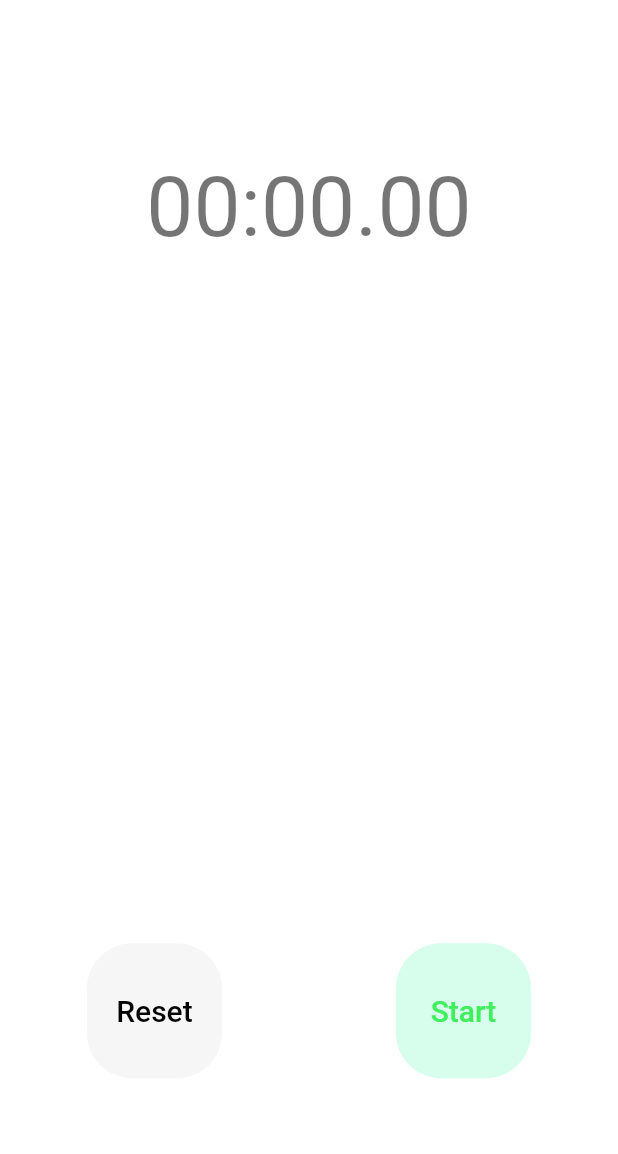
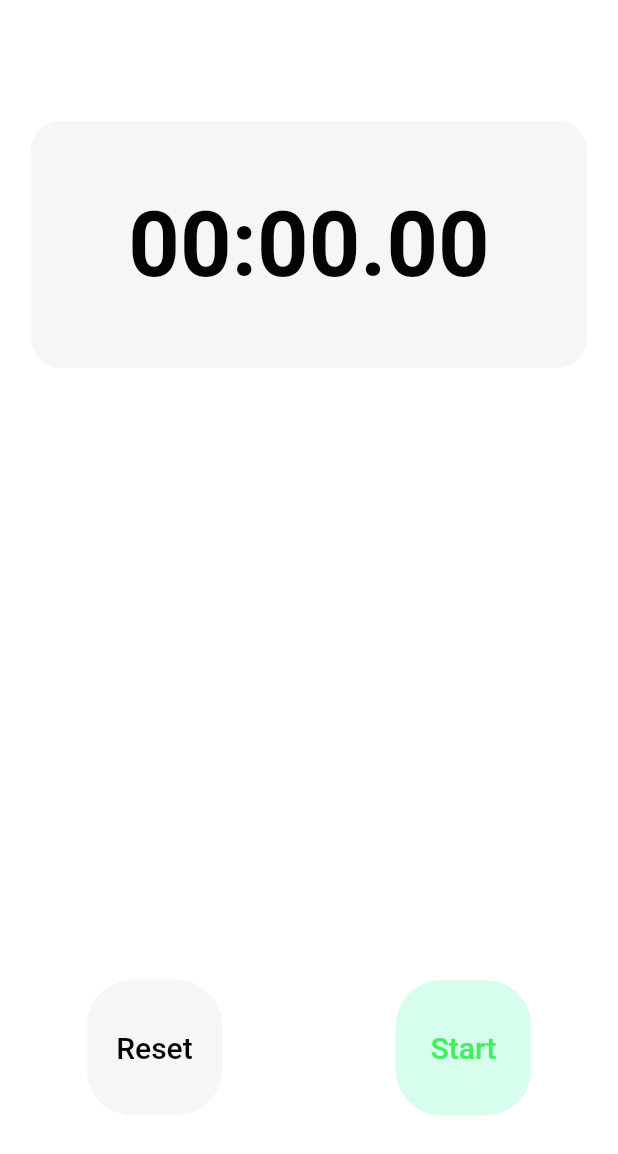
Before and after one commit to vincentmDAS/flutter_stopwatch, a Flutter app: the screen it shows after launch, on a phone screen of 412 x 824 dp. Shown: the top 1154 px of the screen. Run offline on Flutter 3.47's test engine with Material 2 defaults, Android fonts, the phone set to English and light mode, and no system bars; our stand-ins replace flutter_riverpod.

Commit message:
adjust UI

```diff
--- a/lib/home_page.dart
+++ b/lib/home_page.dart
@@ -1,7 +1,6 @@
 import 'package:flutter/material.dart';
 import 'package:flutter_riverpod/flutter_riverpod.dart';
 
-import 'main.dart';
 import 'model/stop_watch_notifier.dart';
 import 'utility/constant.dart';
 import 'widgets/primary_button.dart';
@@ -11,34 +10,80 @@ final stopWatchProvider = ChangeNotifierProvider<StopWatchNotifier>(
   (ref) => StopWatchNotifier(),
 );
 
-class HomePage extends ConsumerWidget {
+class HomePage extends StatelessWidget {
   const HomePage({super.key});
 
   @override
-  Widget build(BuildContext context, WidgetRef ref) {
-    StopWatchNotifier myStopWatch = ref.watch(stopWatchProvider);
-
+  Widget build(BuildContext context) {
     return SafeArea(
       child: Scaffold(
         backgroundColor: AppColors.backgroundWhite,
         body: Center(
           child: Column(
             mainAxisAlignment: MainAxisAlignment.spaceEvenly,
-            children: <Widget>[
-              Text(
+            children: const [
+              TimerDisplay(),
+              Laps(),
+              Buttons(),
+            ],
+          ),
+        ),
+      ),
+    );
+  }
+}
+
+class TimerDisplay extends ConsumerWidget {
+  const TimerDisplay({
+    Key? key,
+  }) : super(key: key);
+
+  @override
+  Widget build(BuildContext context, WidgetRef ref) {
+    final StopWatchNotifier myStopWatch = ref.watch(stopWatchProvider);
+
+    return Container(
+      height: MediaQuery.of(context).size.height * 0.2,
+      width: MediaQuery.of(context).size.width * 0.9,
+      decoration: const BoxDecoration(
+        color: AppColors.backgroundGrey,
+        borderRadius: BorderRadius.all(
+          Radius.circular(20),
+        ),
+      ),
+      child: Center(
+        child: Text(
           myStopWatch.displayTime,
-                style: Theme.of(context).textTheme.headline2,
+          style: const TextStyle(
+            color: AppColors.mainBlack,
+            fontSize: 60,
+            fontWeight: FontWeight.w600,
           ),
-              SizedBox(
+        ),
+      ),
+    );
+  }
+}
+
+class Laps extends ConsumerWidget {
+  const Laps({
+    Key? key,
+  }) : super(key: key);
+
+  @override
+  Widget build(BuildContext context, WidgetRef ref) {
+    final StopWatchNotifier myStopWatch = ref.watch(stopWatchProvider);
+
+    return SizedBox(
       height: MediaQuery.of(context).size.height * 0.3,
       width: MediaQuery.of(context).size.width * 0.9,
       child: SingleChildScrollView(
         child: Column(
+          mainAxisSize: MainAxisSize.min,
           children: [
             if (myStopWatch.isActive)
               ListTile(
-                          leading:
-                              Text('Lap ${myStopWatch.lapTimes.length + 1}'),
+                leading: Text('Lap ${myStopWatch.lapTimes.length + 1}'),
                 trailing: Text(myStopWatch.displayTime),
               ),
             for (final lapTime in myStopWatch.lapTimes.reversed)
@@ -52,12 +97,6 @@ class HomePage extends ConsumerWidget {
           ],
         ),
       ),
-              ),
-              const Buttons(),
-            ],
-          ),
-        ),
-      ),
     );
   }
 }
@@ -69,7 +108,7 @@ class Buttons extends ConsumerWidget {
 
   @override
   Widget build(BuildContext context, WidgetRef ref) {
-    StopWatchNotifier myStopWatch = ref.watch(stopWatchProvider);
+    final StopWatchNotifier myStopWatch = ref.watch(stopWatchProvider);
 
     return Row(
       mainAxisAlignment: MainAxisAlignment.spaceAround,
```
Lines whose indentation alone changed are shown as unchanged.
